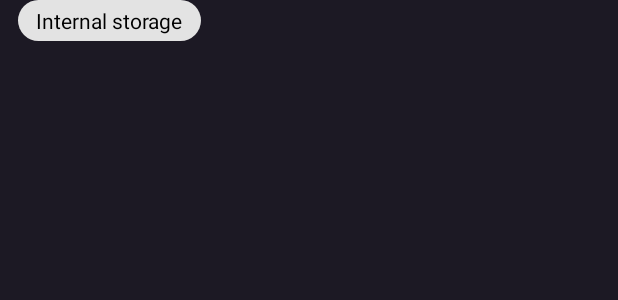
After one commit to photoshot-inc/media-compressor, an Android app: the layout item_horiz_folder.xml on its own in the app's theme, with its tools: preview values and no code run, on a phone screen of 412 x 824 dp. The commit adds this screen. Shown: the top 300 px of the screen. Run offline under Robolectric (Android 15) with nearby library versions, the phone set to English and light mode, and no system bars.

Commit message:
added folder name filters

```diff
--- a/app/src/main/java/videoeditor/compressor/video/MainActivity.kt
+++ b/app/src/main/java/videoeditor/compressor/video/MainActivity.kt
@@ -5,7 +5,7 @@ import androidx.appcompat.app.AppCompatDelegate
 import androidx.fragment.app.Fragment
 import androidx.fragment.app.FragmentManager
 import com.inspiration.imagepicker.domain.models.FileModel
-import com.inspiration.imagepicker.presentation.fragments.FilePicker
+import com.inspiration.imagepicker.FilePicker
 import com.inspiration.imagepicker.presentation.fragments.FilePickerCallback
 import devs.core.BaseActivity
 import devs.core.utils.replaceFragment
--- a/app/src/main/res/values-night/themes.xml
+++ b/app/src/main/res/values-night/themes.xml
@@ -11,6 +11,6 @@
         <item name="android:windowBackground">@color/window_background</item>
         <item name="cardBackgroundColor">#4B435E</item>
         <!-- Status bar color. -->
-        <item name="android:statusBarColor" tools:targetApi="l">@color/redish_tint</item>
+        <item name="android:statusBarColor" tools:targetApi="l">@color/colorPrimary</item>
     </style>
 </resources>
--- a/app/src/main/res/values/themes.xml
+++ b/app/src/main/res/values/themes.xml
@@ -11,6 +11,6 @@
         <item name="android:windowBackground">@color/window_background</item>
         <item name="cardBackgroundColor">#4B435E</item>
         <!-- Status bar color. -->
-        <item name="android:statusBarColor" tools:targetApi="l">@color/redish_tint</item>
+        <item name="android:statusBarColor" tools:targetApi="l">@color/colorPrimary</item>
     </style>
 </resources>
--- a/core/src/main/res/values/colors.xml
+++ b/core/src/main/res/values/colors.xml
@@ -1,6 +1,6 @@
 <?xml version="1.0" encoding="utf-8"?>
 <resources>
-    <color name="colorPrimary">#212122</color>
+    <color name="colorPrimary">#4CAF50</color>
     <color name="colorPrimaryDark">#3700B3</color>
     <color name="grey">#A9A9A9</color>
     <color name="colorAccent">#4F6B81</color>
--- a/file-browser/src/main/AndroidManifest.xml
+++ b/file-browser/src/main/AndroidManifest.xml
@@ -13,7 +13,7 @@
         android:roundIcon="@mipmap/ic_launcher_round"
         android:supportsRtl="true" >
         <activity
-            android:name=".ImagePickerActivity"
+            android:name=".presentation.activity.ImagePickerActivity"
             android:exported="true"
             android:label="@string/app_name"
             android:theme="@style/Theme.Canva.NoActionBar">
--- a/file-browser/src/main/java/com/inspiration/imagepicker/presentation/fragments/FilePicker.kt
+++ b/file-browser/src/main/java/com/inspiration/imagepicker/FilePicker.kt
@@ -1,4 +1,6 @@
-package com.inspiration.imagepicker.presentation.fragments
+package com.inspiration.imagepicker
+
+import com.inspiration.imagepicker.presentation.fragments.ImagePickerFragment
 
 object FilePicker {
     const val TYPE_IMAGE = 0
--- a/file-browser/src/main/java/com/inspiration/imagepicker/ImagePickerActivity.kt
+++ b/file-browser/src/main/java/com/inspiration/imagepicker/presentation/activity/ImagePickerActivity.kt
@@ -1,4 +1,4 @@
-package com.inspiration.imagepicker
+package com.inspiration.imagepicker.presentation.activity
 
 import android.graphics.Typeface
 import android.os.Bundle
--- a/file-browser/src/main/java/com/inspiration/imagepicker/presentation/fragments/ImagePickerBottomSheet.kt
+++ b/file-browser/src/main/java/com/inspiration/imagepicker/presentation/fragments/ImagePickerBottomSheet.kt
@@ -5,6 +5,7 @@ import android.os.Bundle
 import android.view.View
 import androidx.fragment.app.viewModels
 import com.google.android.material.bottomsheet.BottomSheetBehavior
+import com.inspiration.imagepicker.FilePicker
 import com.inspiration.imagepicker.R
 import com.inspiration.imagepicker.databinding.FragmentImagePickerBsBinding
 import com.inspiration.imagepicker.databinding.ItemBsImageGridBinding
--- /dev/null
+++ b/file-browser/src/main/res/color/f_name_color.xml
@@ -0,0 +1,5 @@
+<?xml version="1.0" encoding="utf-8"?>
+<selector xmlns:android="http://schemas.android.com/apk/res/android">
+    <item android:color="@color/white" android:state_selected="true" />
+    <item android:color="@color/black" />
+</selector>
--- /dev/null
+++ b/file-browser/src/main/res/drawable/folder_name_bg.xml
@@ -0,0 +1,15 @@
+<?xml version="1.0" encoding="utf-8"?>
+<selector xmlns:android="http://schemas.android.com/apk/res/android">
+    <item android:state_selected="true">
+        <shape android:shape="rectangle">
+            <solid android:color="@color/colorPrimary" />
+            <corners android:radius="50dp" />
+        </shape>
+    </item>
+    <item>
+        <shape android:shape="rectangle">
+            <solid android:color="#E3E3E3" />
+            <corners android:radius="50dp" />
+        </shape>
+    </item>
+</selector>
--- /dev/null
+++ b/file-browser/src/main/res/drawable/ic_baseline_arrow_drop_down_24.xml
@@ -0,0 +1,5 @@
+<vector android:height="24dp" android:tint="#000000"
+    android:viewportHeight="24" android:viewportWidth="24"
+    android:width="24dp" xmlns:android="http://schemas.android.com/apk/res/android">
+    <path android:fillColor="@android:color/white" android:pathData="M7,10l5,5 5,-5z"/>
+</vector>
--- /dev/null
+++ b/file-browser/src/main/res/layout/item_horiz_folder.xml
@@ -0,0 +1,16 @@
+<?xml version="1.0" encoding="utf-8"?>
+<LinearLayout xmlns:android="http://schemas.android.com/apk/res/android"
+    android:layout_width="wrap_content"
+    android:layout_height="wrap_content">
+
+    <TextView
+        android:id="@+id/title"
+        android:layout_width="wrap_content"
+        android:layout_height="wrap_content"
+        android:layout_marginHorizontal="12dp"
+        android:background="@drawable/folder_name_bg"
+        android:paddingHorizontal="12dp"
+        android:paddingVertical="4dp"
+        android:text="Internal storage"
+        android:textColor="@color/f_name_color" />
+</LinearLayout>
```
Also changed, not shown: file-browser/src/main/java/com/inspiration/imagepicker/presentation/fragments/FilePickerViewModel.kt (+32 -0 lines), file-browser/src/main/java/com/inspiration/imagepicker/presentation/fragments/ImagePickerFragment.kt (+32 -1 lines), file-browser/src/main/res/layout/fragment_image_picker.xml (+25 -7 lines), 1 other file.
